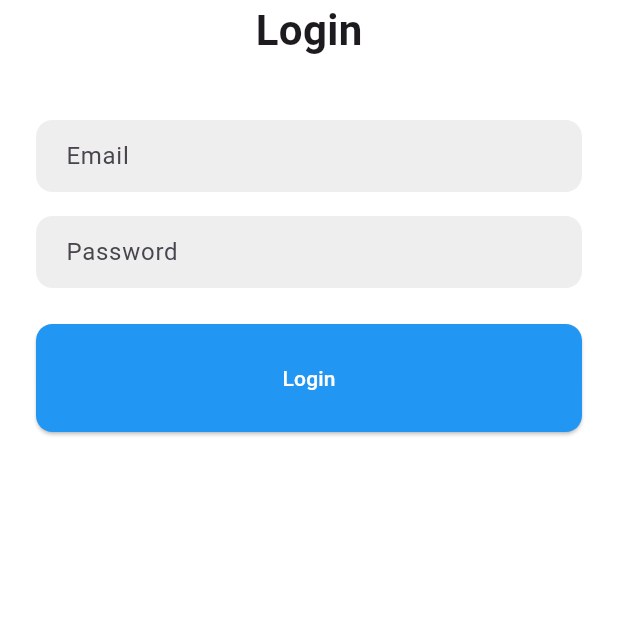
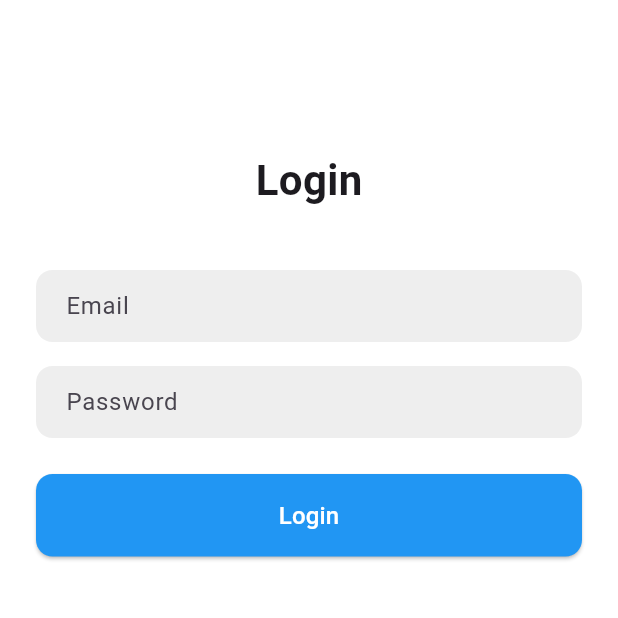
Before and after one commit to adipramanadev/flutterinventori, a Flutter app: the screen it shows after launch, on a phone screen of 412 x 824 dp, the top half of it. Run offline on Flutter 3.47's test engine with Material 3 defaults, Android fonts, the phone set to English and light mode, and no system bars; our stand-ins replace get, shared_preferences.

Commit message:
masih ada masalah di login

```diff
--- a/lib/main.dart
+++ b/lib/main.dart
@@ -1,27 +1,24 @@
 import 'package:flutter/material.dart';
-import 'package:flutterinventori/views/homepage.dart';
 import 'package:flutterinventori/views/login.dart';
 import 'package:get/get.dart';
+// import 'package:flutterinventori/views/login_screen.dart';
+import 'package:flutterinventori/views/homepage.dart';
 
 void main() {
-  runApp(const MyApp());
+  runApp(MyApp());
 }
 
-
 class MyApp extends StatelessWidget {
-  const MyApp({super.key});
-
   @override
   Widget build(BuildContext context) {
     return GetMaterialApp(
       debugShowCheckedModeBanner: false,
-      title: 'Aplikasi Inventory',
-      initialRoute: '/', // Atur route awal jika perlu
-      routes: {
-        '/': (context) => LoginScreen(), // Route untuk halaman login
-        '/Homepage': (context) => Homepage(), // Route untuk halaman beranda
-      },
-      home: LoginScreen(),
+      title: 'Flutter Inventori',
+      initialRoute: '/',
+      getPages: [
+        GetPage(name: '/', page: () => LoginScreen()),
+        GetPage(name: '/homepage', page: () => Homepage()),
+      ],
     );
   }
 }
--- a/lib/services/LoginService.dart
+++ b/lib/services/LoginService.dart
@@ -18,9 +18,11 @@ class LoginService {
       );
       if (response.statusCode == 200) {
         final data = jsonDecode(response.body);
+        print('Login Response data : $data');
         return LoginModel.fromJson(data);
       } else {
         print('login failed : ${response.statusCode}');
+        print('response body : ${response.body}');
         return null;
       }
     } catch (e) {
--- a/lib/views/login.dart
+++ b/lib/views/login.dart
@@ -1,5 +1,4 @@
 import 'package:flutter/material.dart';
-import 'package:flutterinventori/model/LoginModel.dart';
 import 'package:flutterinventori/services/LoginService.dart';
 import 'package:flutterinventori/views/homepage.dart';
 import 'package:get/get.dart';
@@ -13,65 +12,76 @@ class LoginScreen extends StatefulWidget {
 }
 
 class _LoginScreenState extends State<LoginScreen> {
-  //variable deklarasi form
+  // Variable deklarasi form
   final TextEditingController _emailController = TextEditingController();
   final TextEditingController _passwordController = TextEditingController();
   bool _isLoading = false;
 
-  void initState(){
+  @override
+  void initState() {
     super.initState();
     _checkLoginStatus();
   }
 
-  //fungsi untuk memeriksa status login
+  // Fungsi untuk memeriksa status login
   Future<void> _checkLoginStatus() async {
     final prefs = await SharedPreferences.getInstance();
     final token = prefs.getString('token');
+    print('Token retrieved: $token'); // Debug log
     if (token != null) {
-      //token ada, pengguna sudah login
+      // Token ada, pengguna sudah login
       _navigateToHome();
+    } else {
+      // Token tidak ada, pengguna belum login
+      print('gagal ke home');
     }
   }
 
-  //fungsi untuk menyimpan token setelah login berhasil
+  // Fungsi untuk menyimpan token setelah login berhasil
   Future<void> _saveToken(String token) async {
     final prefs = await SharedPreferences.getInstance();
     await prefs.setString('token', token);
+    print('Token saved: $token'); // Debug log
   }
 
-  //fungsi untuk navigasi ke halaman home
+  // Fungsi untuk navigasi ke halaman home
   void _navigateToHome() {
+    print('Navigating to homepage');
     Get.to(() => Homepage());
   }
 
-  //buat function
+  // handleLogin
   Future<void> _handleLogin() async {
+    final email = _emailController.text.trim();
+    final password = _passwordController.text.trim();
+
+    if (email.isEmpty || password.isEmpty) {
+      ScaffoldMessenger.of(context).showSnackBar(
+        SnackBar(content: Text('Email dan password tidak boleh kosong.')),
+      );
+      return;
+    }
+
     setState(() {
-      _isLoading = true; //tampilkan indikator loading
+      _isLoading = true;
     });
 
-    final loginService = LoginService();
-    final loginModel = await loginService.login(
-      _emailController.text.trim(),
-      _passwordController.text.trim(),
-    );
+    final loginService = LoginService(); // Buat instance LoginService
+    final loginModel =
+        await loginService.login(email, password); // Panggil metode login
 
     setState(() {
-      _isLoading = false; //hilangkan indikator loading
+      _isLoading = false;
     });
 
-    //jika login berhasil
     if (loginModel != null) {
-      print('Login Succesful');
-      print('Email : ${loginModel.user?.email}');
-      print('Token : ${loginModel.token}');
-      // navigasi ke homescreen
-      //home
+      print('Login Succesfully');
+      await _saveToken(loginModel.token!);
       _navigateToHome();
     } else {
-      //jika gagal, tampilkan pesan error
       ScaffoldMessenger.of(context).showSnackBar(
-          SnackBar(content: Text('Login Failed, Please Try Again')));
+        SnackBar(content: Text('Email atau password salah.')),
+      );
     }
   }
 
@@ -86,16 +96,15 @@ class _LoginScreenState extends State<LoginScreen> {
             child: Column(
               mainAxisAlignment: MainAxisAlignment.center,
               children: [
-                Text(
+                const SizedBox(height: 100),
+                const Text(
                   'Login',
                   style: TextStyle(
                     fontSize: 28.0,
                     fontWeight: FontWeight.bold,
                   ),
                 ),
-                SizedBox(
-                  height: 40,
-                ),
+                const SizedBox(height: 40),
                 TextField(
                   controller: _emailController,
                   decoration: InputDecoration(
@@ -112,11 +121,10 @@ class _LoginScreenState extends State<LoginScreen> {
                     ),
                   ),
                 ),
-                SizedBox(
-                  height: 16.0,
-                ),
+                const SizedBox(height: 16.0),
                 TextField(
                   controller: _passwordController,
+                  obscureText: true,
                   decoration: InputDecoration(
                     hintText: 'Password',
                     border: OutlineInputBorder(
@@ -136,24 +144,26 @@ class _LoginScreenState extends State<LoginScreen> {
                   width: double.infinity,
                   child: ElevatedButton(
                     style: ElevatedButton.styleFrom(
-                        backgroundColor: Colors.blue,
-                        padding: const EdgeInsets.symmetric(vertical: 26.0),
-                        shape: RoundedRectangleBorder(
-                          borderRadius: BorderRadius.circular(11.0),
-                        )),
+                      backgroundColor: Colors.blue,
+                      padding: const EdgeInsets.symmetric(vertical: 16.0),
+                      shape: RoundedRectangleBorder(
+                        borderRadius: BorderRadius.circular(11.0),
+                      ),
+                    ),
                     onPressed: _isLoading ? null : _handleLogin,
                     child: _isLoading
-                        ? CircularProgressIndicator(
+                        ? const CircularProgressIndicator(
                             color: Colors.white,
                           )
-                        : Text(
+                        : const Text(
                             'Login',
                             style: TextStyle(
                               color: Colors.white,
+                              fontSize: 16.0,
                             ),
                           ),
                   ),
-                )
+                ),
               ],
             ),
           ),
```
